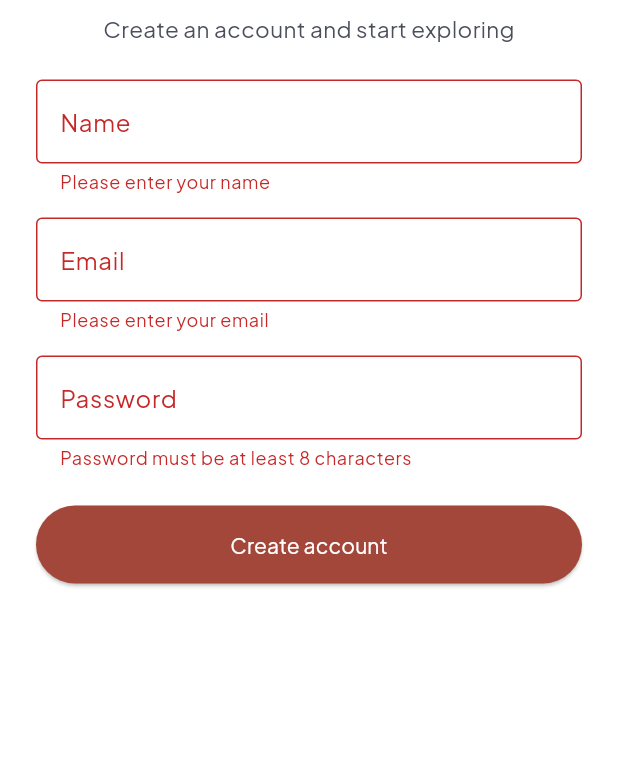
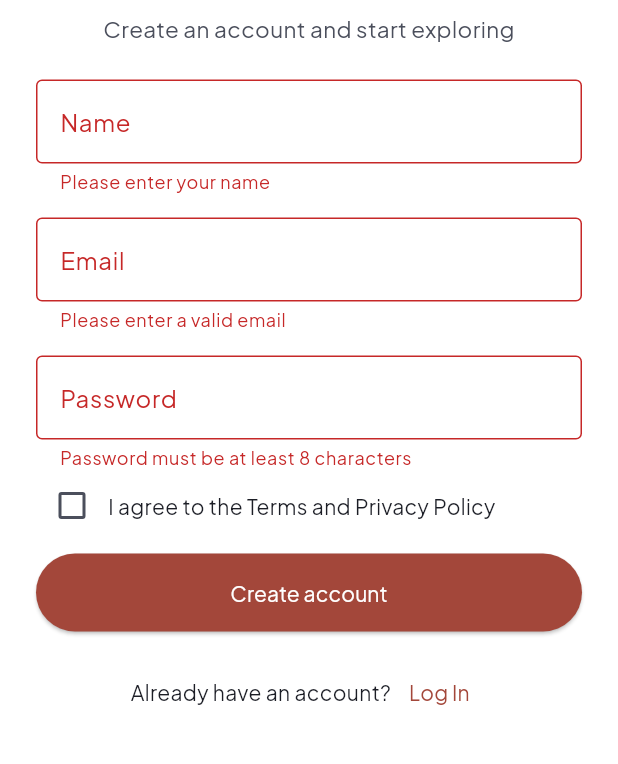
Before and after one commit to handeunaldi/cs310-term-project, a Flutter app: the screen it shows after launch, after a tap on "Create account", on a phone screen of 412 x 824 dp, the part 144-908 px from its top. Run offline on Flutter 3.47's test engine with Material 3 defaults, Android fonts, the phone set to English and light mode, and no system bars.

Commit message:
Add terms checkbox and confirmation dialog to Sign up

```diff
--- a/lib/screens/sign_up_screen.dart
+++ b/lib/screens/sign_up_screen.dart
@@ -10,13 +10,12 @@ class SignUpScreen extends StatefulWidget {
 }
 
 class _SignUpScreenState extends State<SignUpScreen> {
-
   final _formKey = GlobalKey<FormState>();
-
-
   final _nameController = TextEditingController();
   final _emailController = TextEditingController();
   final _passwordController = TextEditingController();
+
+  bool _agreed = false;
 
   @override
   void dispose() {
@@ -26,14 +25,34 @@ class _SignUpScreenState extends State<SignUpScreen> {
     super.dispose();
   }
 
+  void _createAccount() {
+    if (!_formKey.currentState!.validate()) {
+      return;
+    }
 
-  void _createAccount() {
-    if (_formKey.currentState!.validate()) {
+    if (!_agreed) {
+      ScaffoldMessenger.of(context).showSnackBar(
+        const SnackBar(content: Text('Please accept the Terms and Privacy Policy')),
+      );
+      return;
+    }
 
-      ScaffoldMessenger.of(context).showSnackBar(
-        const SnackBar(content: Text('Form is valid')),
+    showDialog(
+      context: context,
+      builder: (dialogContext) => AlertDialog(
+        title: const Text('Account created'),
+        content: Text('Welcome, ${_nameController.text}!'),
+        actions: [
+          TextButton(
+            onPressed: () {
+              Navigator.pop(dialogContext);
+              Navigator.pushNamed(context, '/picks');
+            },
+            child: const Text('Continue'),
+          ),
+        ],
+      ),
     );
-    }
   }
 
   @override
@@ -49,12 +68,10 @@ class _SignUpScreenState extends State<SignUpScreen> {
               const SizedBox(height: 48),
               const AuthHeader(subtitle: 'Create an account and start exploring'),
               const SizedBox(height: AppSpacing.large),
-
               Form(
                 key: _formKey,
                 child: Column(
                   children: [
-
                     TextFormField(
                       controller: _nameController,
                       decoration: const InputDecoration(
@@ -70,29 +87,21 @@ class _SignUpScreenState extends State<SignUpScreen> {
                       },
                     ),
                     const SizedBox(height: AppSpacing.medium),
-
-
                     TextFormField(
                       controller: _emailController,
-                      keyboardType: TextInputType.emailAddress,
                       decoration: const InputDecoration(
                         labelText: 'Email',
                         hintText: 'hello@placestogo.com',
                         border: OutlineInputBorder(),
                       ),
                       validator: (value) {
-                        if (value == null || value.trim().isEmpty) {
-                          return 'Please enter your email';
-                        }
-                        if (!value.contains('@')) {
+                        if (value == null || !value.contains('@')) {
                           return 'Please enter a valid email';
                         }
                         return null;
                       },
                     ),
                     const SizedBox(height: AppSpacing.medium),
-
-
                     TextFormField(
                       controller: _passwordController,
                       obscureText: true,
@@ -108,9 +117,26 @@ class _SignUpScreenState extends State<SignUpScreen> {
                         return null;
                       },
                     ),
-                    const SizedBox(height: AppSpacing.large),
-
-
+                  ],
+                ),
+              ),
+              Row(
+                children: [
+                  Checkbox(
+                    value: _agreed,
+                    activeColor: colors.primary,
+                    onChanged: (value) {
+                      setState(() {
+                        _agreed = value!;
+                      });
+                    },
+                  ),
+                  const Expanded(
+                    child: Text('I agree to the Terms and Privacy Policy'),
+                  ),
+                ],
+              ),
+              const SizedBox(height: AppSpacing.small),
               SizedBox(
                 width: double.infinity,
                 height: 52,
@@ -123,9 +149,21 @@ class _SignUpScreenState extends State<SignUpScreen> {
                   child: const Text('Create account'),
                 ),
               ),
+              const SizedBox(height: AppSpacing.medium),
+              Wrap(
+                alignment: WrapAlignment.center,
+                crossAxisAlignment: WrapCrossAlignment.center,
+                children: [
+                  const Text('Already have an account?'),
+                  TextButton(
+                    onPressed: () {
+                      Navigator.pushNamed(context, '/login');
+                    },
+                    child: const Text('Log In'),
+                  ),
                 ],
               ),
-              ),
+              const SizedBox(height: AppSpacing.large),
             ],
           ),
         ),
```
Also changed, not shown: lib/screens/login_screen.dart (added), lib/screens/your_picks_screen.dart (added), lib/widgets/place_card.dart (added). Lines whose indentation alone changed are shown as unchanged.
